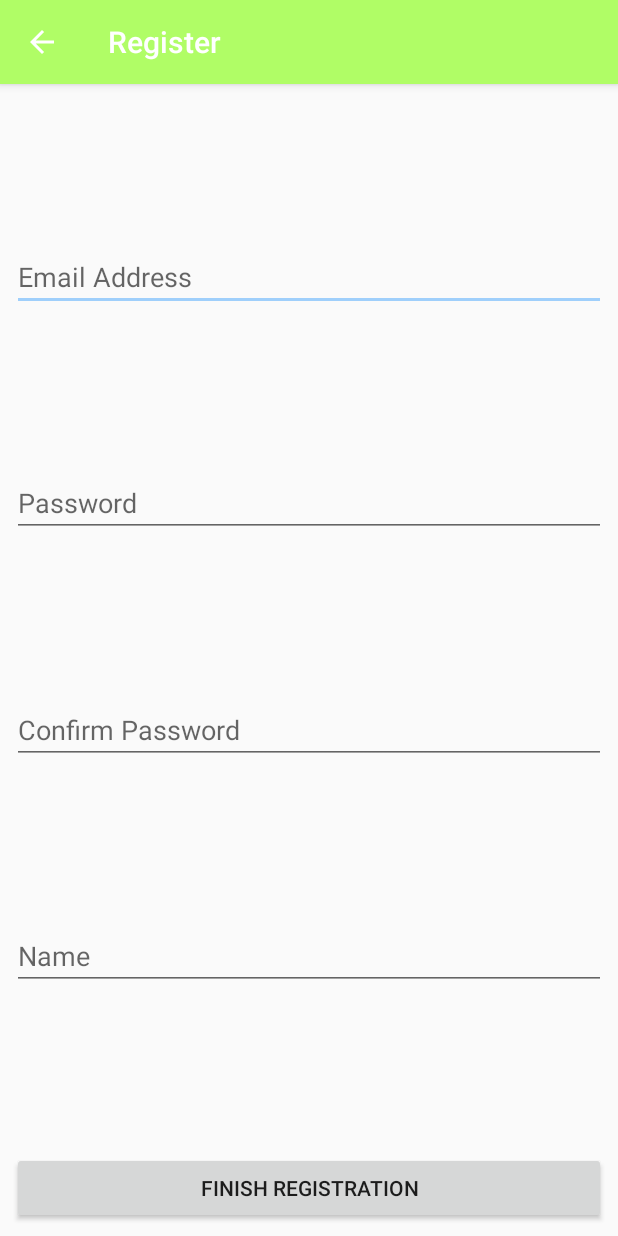
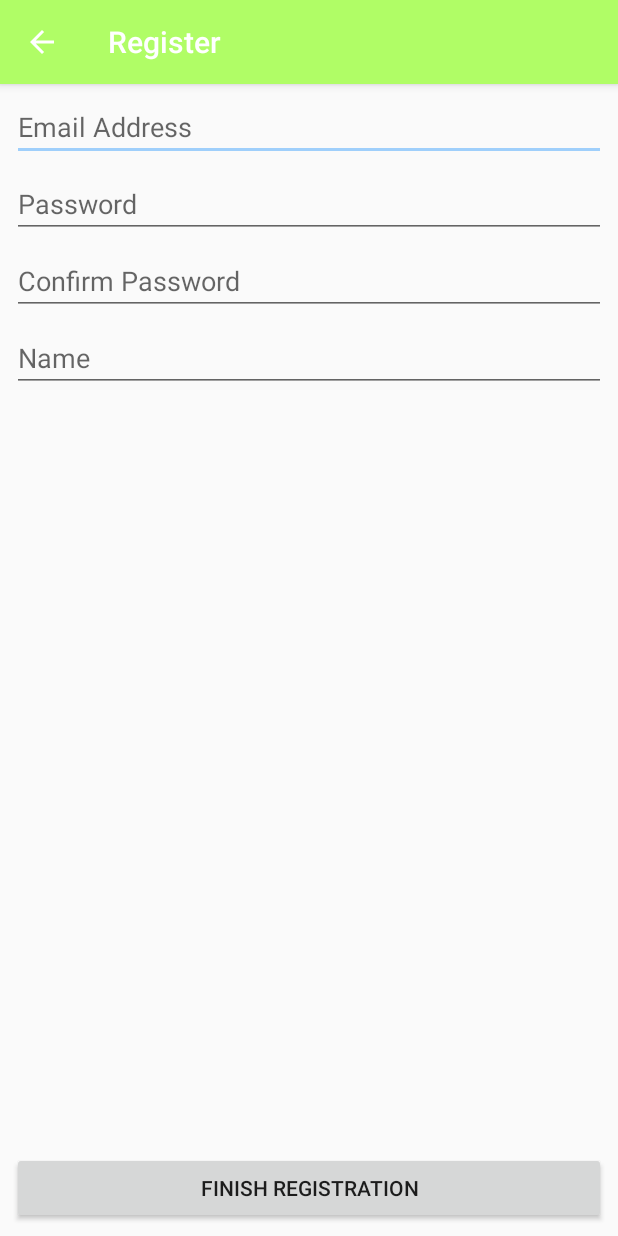
Before and after one commit to jdegrandchamp89/SocialGolf, an Android app: the RegisterActivity screen opened directly, with no data from a screen before it, on a phone screen of 412 x 824 dp. Run offline under Robolectric (Android 15) with nearby library versions, the phone set to English and light mode, and no system bars; our stand-ins replace Firebase (no records; nobody signed in at launch, a user with empty details on screens opened directly).

Commit message:
additional registration changes

```diff
--- a/app/src/main/res/layout/content_register.xml
+++ b/app/src/main/res/layout/content_register.xml
@@ -12,10 +12,11 @@
     <ProgressBar
         android:id="@+id/register_progress"
         style="?android:attr/progressBarStyleLarge"
-        android:layout_width="0dp"
-        android:layout_height="0dp"
+        android:layout_width="wrap_content"
+        android:layout_height="wrap_content"
+        android:layout_marginLeft="8dp"
+        android:layout_marginRight="8dp"
         android:visibility="gone"
-        app:layout_constraintHorizontal_bias="0.501"
         app:layout_constraintLeft_toLeftOf="parent"
         app:layout_constraintRight_toRightOf="parent"
         tools:layout_editor_absoluteY="0dp" />
@@ -38,52 +39,53 @@
         android:id="@+id/email"
         android:layout_width="0dp"
         android:layout_height="43dp"
-        android:layout_marginLeft="8dp"
-        android:layout_marginRight="8dp"
         android:ems="10"
         android:hint="Email Address"
         android:inputType="textEmailAddress"
-        app:layout_constraintHorizontal_bias="0.0"
+        android:layout_marginStart="8dp"
+        android:layout_marginEnd="8dp"
+        app:layout_constraintVertical_chainStyle="packed"
+        android:layout_marginLeft="8dp"
         app:layout_constraintLeft_toLeftOf="parent"
+        android:layout_marginRight="8dp"
         app:layout_constraintRight_toRightOf="parent"
         app:layout_constraintTop_toTopOf="parent"
-        android:layout_marginStart="8dp"
-        android:layout_marginEnd="8dp"
-        app:layout_constraintBottom_toTopOf="@+id/password" />
+        android:layout_marginTop="8dp"
+        app:layout_constraintHorizontal_bias="0.0" />
 
     <EditText
         android:id="@+id/password"
         android:layout_width="0dp"
         android:layout_height="43dp"
-        android:layout_marginLeft="8dp"
-        android:layout_marginRight="8dp"
         android:ems="10"
         android:hint="Password"
         android:inputType="textPassword"
-        app:layout_constraintHorizontal_bias="0.0"
-        app:layout_constraintLeft_toLeftOf="parent"
-        app:layout_constraintRight_toRightOf="parent"
-        app:layout_constraintTop_toBottomOf="@+id/email"
         android:layout_marginStart="8dp"
         android:layout_marginEnd="8dp"
-        app:layout_constraintBottom_toTopOf="@+id/passwordConfirm" />
+        android:layout_marginRight="8dp"
+        app:layout_constraintRight_toRightOf="parent"
+        android:layout_marginLeft="8dp"
+        app:layout_constraintLeft_toLeftOf="parent"
+        android:layout_marginTop="8dp"
+        app:layout_constraintTop_toBottomOf="@+id/email"
+        app:layout_constraintHorizontal_bias="0.0" />
 
     <EditText
         android:id="@+id/passwordConfirm"
         android:layout_width="0dp"
         android:layout_height="43dp"
-        android:layout_marginLeft="8dp"
-        android:layout_marginRight="8dp"
         android:ems="10"
         android:hint="Confirm Password"
         android:inputType="textPassword"
-        app:layout_constraintLeft_toLeftOf="parent"
-        app:layout_constraintRight_toRightOf="parent"
-        app:layout_constraintTop_toBottomOf="@+id/password"
         android:layout_marginStart="8dp"
         android:layout_marginEnd="8dp"
-        app:layout_constraintHorizontal_bias="0.0"
-        app:layout_constraintBottom_toTopOf="@+id/name" />
+        android:layout_marginLeft="8dp"
+        app:layout_constraintLeft_toLeftOf="parent"
+        android:layout_marginRight="8dp"
+        app:layout_constraintRight_toRightOf="parent"
+        android:layout_marginTop="8dp"
+        app:layout_constraintTop_toBottomOf="@+id/password"
+        app:layout_constraintHorizontal_bias="0.0" />
 
     <EditText
         android:id="@+id/name"
@@ -92,14 +94,14 @@
         android:ems="10"
         android:hint="Name"
         android:inputType="textPersonName"
-        app:layout_constraintTop_toBottomOf="@+id/passwordConfirm"
+        android:layout_marginStart="8dp"
+        android:layout_marginEnd="8dp"
         android:layout_marginLeft="8dp"
         app:layout_constraintLeft_toLeftOf="parent"
         android:layout_marginRight="8dp"
         app:layout_constraintRight_toRightOf="parent"
-        android:layout_marginStart="8dp"
-        android:layout_marginEnd="8dp"
-        app:layout_constraintHorizontal_bias="0.0"
-        app:layout_constraintBottom_toTopOf="@+id/Complete_Registration" />
+        android:layout_marginTop="8dp"
+        app:layout_constraintTop_toBottomOf="@+id/passwordConfirm"
+        app:layout_constraintHorizontal_bias="0.0" />
 
 </android.support.constraint.ConstraintLayout>
```
Also changed, not shown: app/src/main/java/com/example/john/socialgolf/RegisterActivity.java (+24 -5 lines).
